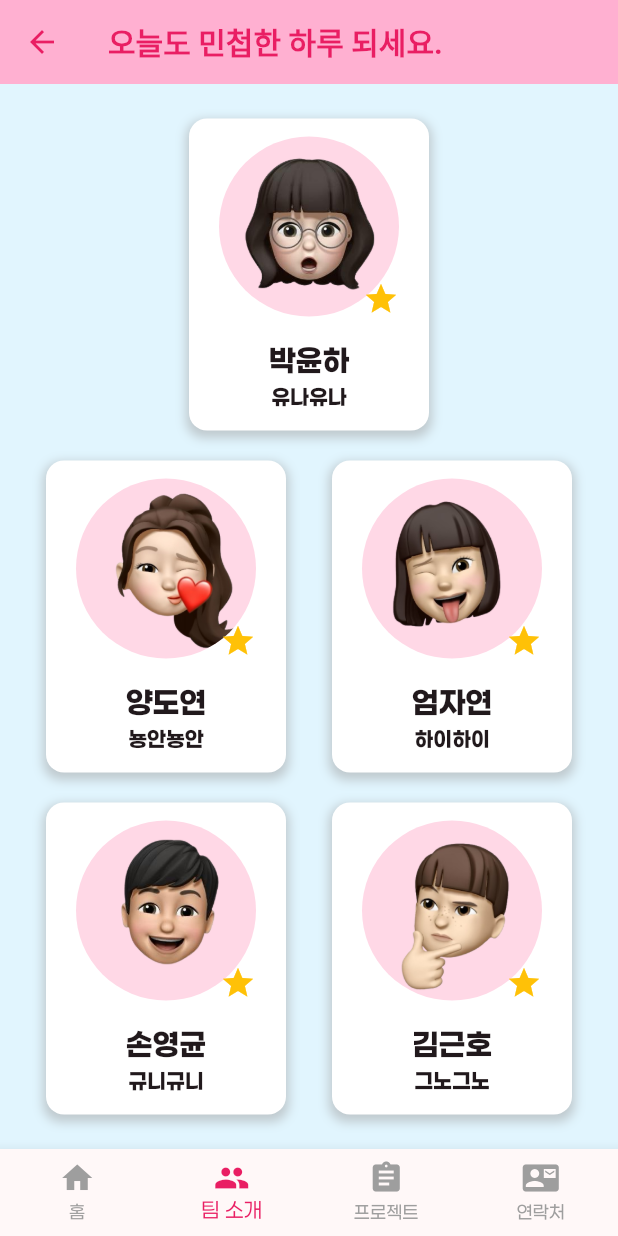
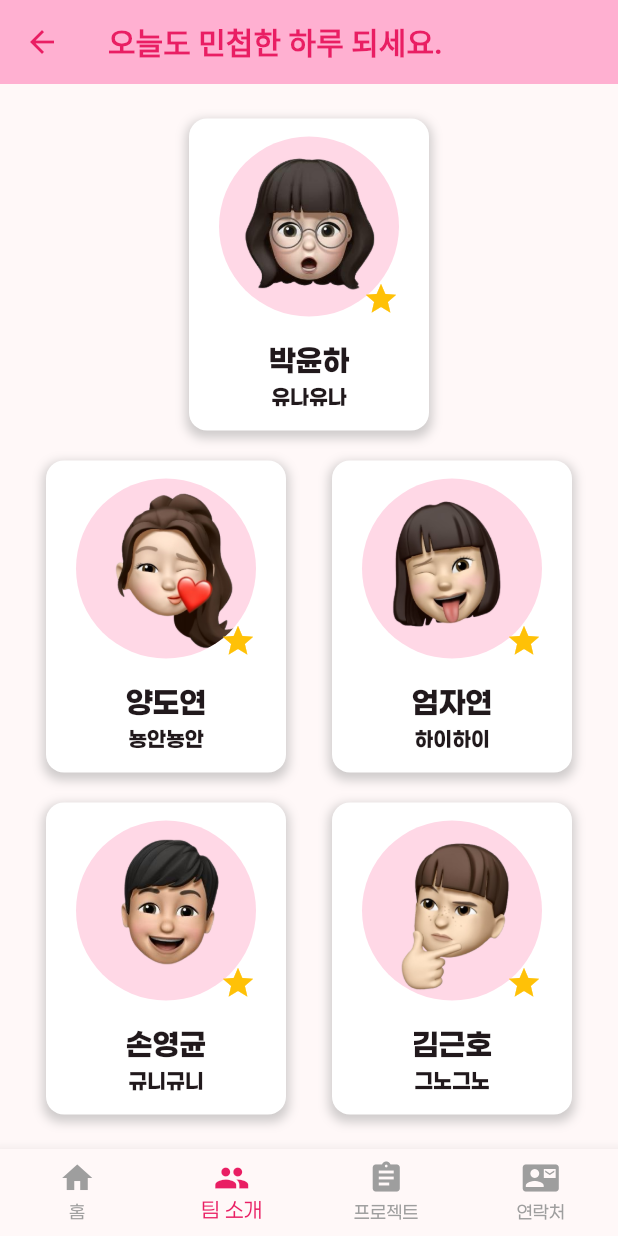
Before and after one commit to yunha-p/Flutter-5MinHa, a Flutter app: the screen it shows after launch, after a tap on "알겠다구", on a phone screen of 412 x 824 dp. Run offline on Flutter 3.47's test engine with Material 3 defaults, Android fonts, the phone set to English and light mode, and no system bars; Roboto replaces fonts that are missing (GumiRomance).

Commit message:
Style : mian 배경 컬러 조정

```diff
--- a/team_intro_2/lib/main.dart
+++ b/team_intro_2/lib/main.dart
@@ -55,7 +55,6 @@ class _MyHomePageState extends State<MyHomePage> {
       body: Container(
         width: double.infinity,
         height: double.infinity,
-        color: Colors.white,
         child: Column(
           mainAxisAlignment: MainAxisAlignment.center,
           children: [
@@ -66,7 +65,7 @@ class _MyHomePageState extends State<MyHomePage> {
             const SizedBox(height: 20), // 간격 추가
             ElevatedButton(
               style: ElevatedButton.styleFrom(
-                backgroundColor: Theme.of(context).colorScheme.primary,
+                backgroundColor: Theme.of(context).colorScheme.inversePrimary,
                 foregroundColor: Theme.of(context).colorScheme.onPrimary,
                 padding: const EdgeInsets.symmetric(horizontal: 20, vertical: 10),
               ),
@@ -77,7 +76,7 @@ class _MyHomePageState extends State<MyHomePage> {
               },
               child: const Text(
                 '알겠다구',
-                style: TextStyle(fontSize: 20),
+                style: TextStyle(fontSize: 20,),
               ),
             ),
           ],
--- a/team_intro_2/lib/team_intro.dart
+++ b/team_intro_2/lib/team_intro.dart
@@ -56,7 +56,7 @@ class _TeamIntroductionState extends State<TeamIntroductionApp> {
           title: Text(widget.title),
         ),
         body: Container( // 팀 고유의 배경 색상 적용
-          color: Colors.lightBlue[50], // 팀 고유의 배경 색상 설정
+          // color: Colors.lightBlue[50], // 팀 고유의 배경 색상 설정
           child: SafeArea(
             child: Center(
               child: Column( // 필수 Widget: Column을 사용하여 수직 레이아웃 구성
```
